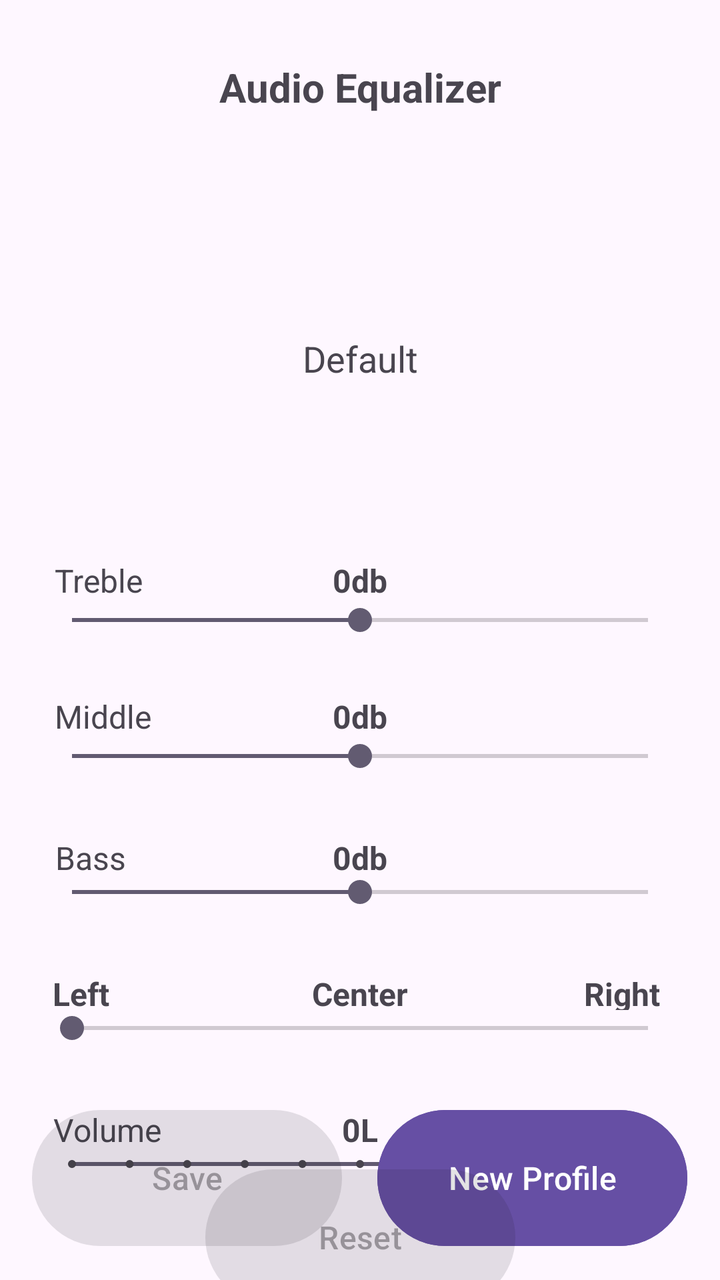
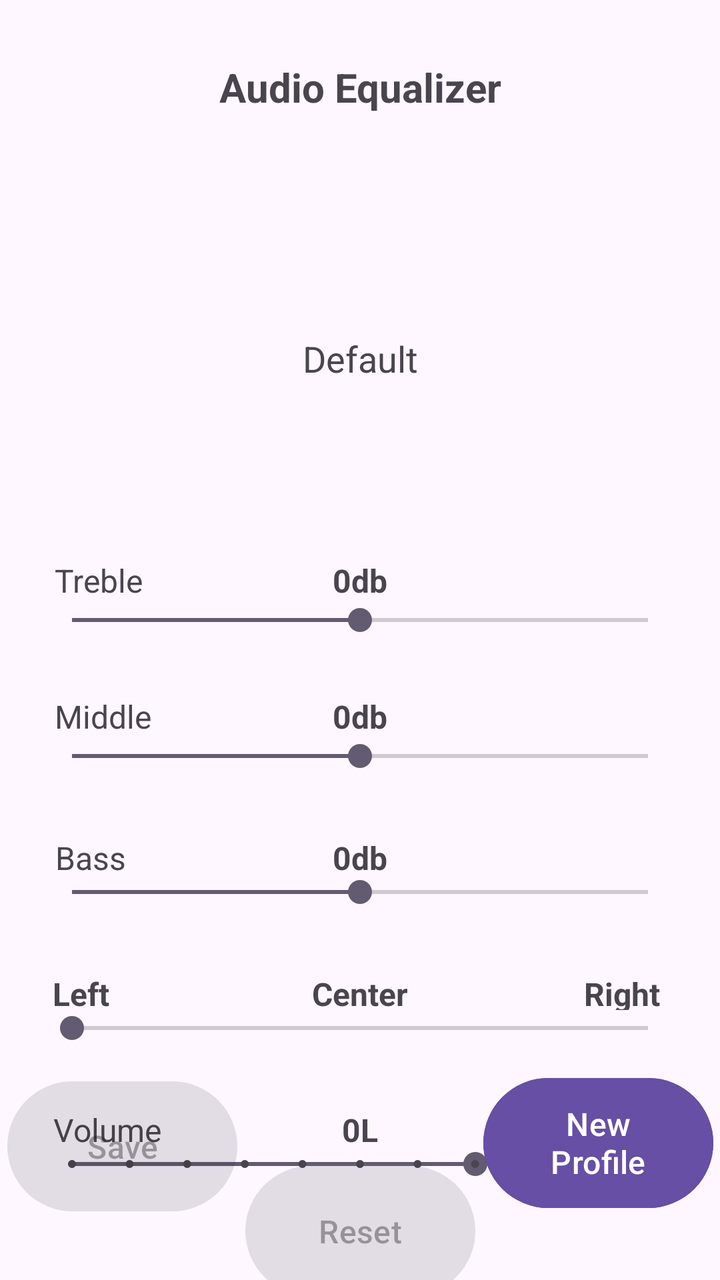

Compare the two renders of this Android layout. The source of the first and the diff that turns it into the second are given below.
<!-- AndroidManifest.xml: application theme Theme.AudioEqualizer -->
<!-- res/layout/activity_equalizer.xml -->
<?xml version="1.0" encoding="utf-8"?>
<androidx.constraintlayout.widget.ConstraintLayout xmlns:android="http://schemas.android.com/apk/res/android"
    xmlns:app="http://schemas.android.com/apk/res-auto"
    xmlns:tools="http://schemas.android.com/tools"
    android:id="@+id/main"
    android:layout_width="match_parent"
    android:layout_height="match_parent"
    android:foregroundTint="#0A0A0C"
    tools:context=".ui.EqualizerActivity">

    <TextView
        android:id="@+id/textView"
        android:layout_width="wrap_content"
        android:layout_height="wrap_content"
        android:layout_marginStart="8dp"
        android:layout_marginTop="30dp"
        android:layout_marginEnd="8dp"
        android:text="@string/app_name"
        android:textSize="20sp"
        android:textStyle="bold"
        app:layout_constraintEnd_toEndOf="parent"
        app:layout_constraintStart_toStartOf="parent"
        app:layout_constraintTop_toTopOf="parent" />

    <TextView
        android:id="@+id/profileSelected"
        android:layout_width="wrap_content"
        android:layout_height="wrap_content"
        android:text="@string/default_profile"
        android:textSize="18sp"
        app:layout_constraintBottom_toTopOf="@+id/seekBarTreble"
        app:layout_constraintEnd_toEndOf="parent"
        app:layout_constraintStart_toStartOf="parent"
        app:layout_constraintTop_toBottomOf="@+id/textView" />

    <SeekBar
        android:id="@+id/seekBarTreble"
        android:layout_width="match_parent"
        android:layout_height="wrap_content"
        android:layout_marginStart="20dp"
        android:layout_marginTop="244dp"
        android:layout_marginEnd="20dp"
        android:max="15"
        android:min="-15"
        app:layout_constraintEnd_toEndOf="parent"
        app:layout_constraintHorizontal_bias="0.0"
        app:layout_constraintStart_toStartOf="parent"
        app:layout_constraintTop_toBottomOf="@+id/textView" />

    <TextView
        android:id="@+id/textViewTreble"
        android:layout_width="wrap_content"
        android:layout_height="wrap_content"
        android:text="@string/default_db_value"
        android:textSize="16sp"
        android:textStyle="bold"
        app:layout_constraintBottom_toTopOf="@+id/seekBarTreble"
        app:layout_constraintEnd_toEndOf="parent"
        app:layout_constraintStart_toStartOf="parent"
        app:layout_constraintTop_toBottomOf="@+id/profileSelected"
        app:layout_constraintVertical_bias="1.0" />

    <TextView
        android:id="@+id/textViewTrebleName"
        android:layout_width="wrap_content"
        android:layout_height="wrap_content"
        android:text="@string/bar_treble_name"
        android:textSize="16sp"
        app:layout_constraintBottom_toTopOf="@+id/seekBarTreble"
        app:layout_constraintEnd_toEndOf="parent"
        app:layout_constraintHorizontal_bias="0.087"
        app:layout_constraintStart_toStartOf="parent"
        app:layout_constraintTop_toBottomOf="@+id/profileSelected"
        app:layout_constraintVertical_bias="1.0" />

    <SeekBar
        android:id="@+id/seekBarMid"
        android:layout_width="match_parent"
        android:layout_height="wrap_content"
        android:layout_marginStart="20dp"
        android:layout_marginTop="50dp"
        android:layout_marginEnd="20dp"
        android:max="15"
        android:min="-15"
        app:layout_constraintEnd_toEndOf="parent"
        app:layout_constraintHorizontal_bias="0.0"
        app:layout_constraintStart_toStartOf="parent"
        app:layout_constraintTop_toBottomOf="@+id/seekBarTreble" />

    <TextView
        android:id="@+id/textViewMid"
        android:layout_width="wrap_content"
        android:layout_height="wrap_content"
        android:text="@string/default_db_value"
        android:textSize="16sp"
        android:textStyle="bold"
        app:layout_constraintBottom_toTopOf="@+id/seekBarMid"
        app:layout_constraintEnd_toEndOf="parent"
        app:layout_constraintStart_toStartOf="parent"
        app:layout_constraintTop_toBottomOf="@+id/seekBarTreble"
        app:layout_constraintVertical_bias="1.0" />

    <TextView
        android:id="@+id/textViewMidName"
        android:layout_width="wrap_content"
        android:layout_height="wrap_content"
        android:text="@string/bar_mid_name"
        android:textSize="16sp"
        app:layout_constraintBottom_toTopOf="@+id/seekBarMid"
        app:layout_constraintEnd_toEndOf="parent"
        app:layout_constraintHorizontal_bias="0.088"
        app:layout_constraintStart_toStartOf="parent"
        app:layout_constraintTop_toBottomOf="@+id/seekBarTreble"
        app:layout_constraintVertical_bias="1.0" />

    <SeekBar
        android:id="@+id/seekBarBass"
        android:layout_width="match_parent"
        android:layout_height="wrap_content"
        android:layout_marginStart="20dp"
        android:layout_marginTop="50dp"
        android:layout_marginEnd="20dp"
        android:max="15"
        android:min="-15"
        app:layout_constraintEnd_toEndOf="parent"
        app:layout_constraintHorizontal_bias="0.0"
        app:layout_constraintStart_toStartOf="parent"
        app:layout_constraintTop_toBottomOf="@+id/seekBarMid" />

    <TextView
        android:id="@+id/textViewBass"
        android:layout_width="wrap_content"
        android:layout_height="19dp"
        android:text="@string/default_db_value"
        android:textSize="16sp"
        android:textStyle="bold"
        app:layout_constraintBottom_toTopOf="@+id/seekBarBass"
        app:layout_constraintEnd_toEndOf="parent"
        app:layout_constraintStart_toStartOf="parent"
        app:layout_constraintTop_toBottomOf="@+id/seekBarMid"
        app:layout_constraintVertical_bias="1.0" />

    <TextView
        android:id="@+id/textViewBassName"
        android:layout_width="wrap_content"
        android:layout_height="19dp"
        android:text="@string/bar_bass_name"
        android:textSize="16sp"
        app:layout_constraintBottom_toTopOf="@+id/seekBarBass"
        app:layout_constraintEnd_toEndOf="parent"
        app:layout_constraintHorizontal_bias="0.085"
        app:layout_constraintStart_toStartOf="parent"
        app:layout_constraintTop_toBottomOf="@+id/seekBarMid"
        app:layout_constraintVertical_bias="1.0" />

    <SeekBar
        android:id="@+id/seekBarBalance"
        android:layout_width="match_parent"
        android:layout_height="wrap_content"
        android:layout_marginStart="20dp"
        android:layout_marginTop="50dp"
        android:layout_marginEnd="20dp"
        android:max="10"
        android:min="0"
        app:layout_constraintEnd_toEndOf="parent"
        app:layout_constraintHorizontal_bias="1.0"
        app:layout_constraintStart_toStartOf="parent"
        app:layout_constraintTop_toBottomOf="@+id/seekBarBass" />

    <TextView
        android:id="@+id/textViewBalance"
        android:layout_width="wrap_content"
        android:layout_height="19dp"
        android:text="@string/default_pan_value"
        android:textSize="16sp"
        android:textStyle="bold"
        app:layout_constraintBottom_toTopOf="@+id/seekBarBalance"
        app:layout_constraintEnd_toEndOf="parent"
        app:layout_constraintStart_toStartOf="parent"
        app:layout_constraintTop_toBottomOf="@+id/seekBarBass"
        app:layout_constraintVertical_bias="1.0" />

    <TextView
        android:id="@+id/textViewBalanceR"
        android:layout_width="wrap_content"
        android:layout_height="19dp"
        android:text="@string/balance_Right"
        android:textSize="16sp"
        android:textStyle="bold"
        app:layout_constraintBottom_toTopOf="@+id/seekBarBalance"
        app:layout_constraintEnd_toEndOf="parent"
        app:layout_constraintHorizontal_bias="0.907"
        app:layout_constraintStart_toStartOf="parent"
        app:layout_constraintTop_toBottomOf="@+id/seekBarBass"
        app:layout_constraintVertical_bias="1.0" />

    <TextView
        android:id="@+id/textViewBalanceL"
        android:layout_width="wrap_content"
        android:layout_height="19dp"
        android:text="@string/balance_left"
        android:textSize="16sp"
        android:textStyle="bold"
        app:layout_constraintBottom_toTopOf="@+id/seekBarBalance"
        app:layout_constraintEnd_toEndOf="parent"
        app:layout_constraintHorizontal_bias="0.079"
        app:layout_constraintStart_toStartOf="parent"
        app:layout_constraintTop_toBottomOf="@+id/seekBarBass"
        app:layout_constraintVertical_bias="1.0" />

    <SeekBar
        android:id="@+id/seekBarVolume"
        style="@style/Widget.AppCompat.SeekBar.Discrete"
        android:layout_width="0dp"
        android:layout_height="wrap_content"
        android:layout_marginStart="20dp"
        android:layout_marginTop="50dp"
        android:layout_marginEnd="20dp"
        android:max="10"
        android:progress="7"
        app:layout_constraintEnd_toEndOf="parent"
        app:layout_constraintStart_toStartOf="parent"
        app:layout_constraintTop_toBottomOf="@+id/seekBarBalance" />

    <TextView
        android:id="@+id/textViewVolume"
        android:layout_width="wrap_content"
        android:layout_height="19dp"
        android:layout_marginTop="12dp"
        android:text="@string/default_volume_value"
        android:textSize="16sp"
        android:textStyle="bold"
        app:layout_constraintBottom_toTopOf="@+id/seekBarVolume"
        app:layout_constraintEnd_toEndOf="parent"
        app:layout_constraintStart_toStartOf="parent"
        app:layout_constraintTop_toBottomOf="@+id/seekBarBalance"
        app:layout_constraintVertical_bias="1.0" />

    <TextView
        android:id="@+id/textViewVolumeName"
        android:layout_width="wrap_content"
        android:layout_height="19dp"
        android:layout_marginTop="12dp"
        android:text="@string/volume_name"
        android:textSize="16sp"
        app:layout_constraintBottom_toTopOf="@+id/seekBarVolume"
        app:layout_constraintEnd_toEndOf="parent"
        app:layout_constraintHorizontal_bias="0.087"
        app:layout_constraintStart_toStartOf="parent"
        app:layout_constraintTop_toBottomOf="@+id/seekBarBalance"
        app:layout_constraintVertical_bias="1.0" />

    <Button
        android:id="@+id/save"
        android:layout_width="155dp"
        android:layout_height="76dp"
        android:enabled="false"
        android:text="@string/save_button"
        android:textSize="16sp"
        app:layout_constraintBottom_toBottomOf="parent"
        app:layout_constraintEnd_toEndOf="parent"
        app:layout_constraintHorizontal_bias="0.078"
        app:layout_constraintStart_toStartOf="parent"
        app:layout_constraintTop_toBottomOf="@+id/seekBarBass"
        app:layout_constraintVertical_bias="0.881" />

    <Button
        android:id="@+id/newProfile"
        android:layout_width="155dp"
        android:layout_height="76dp"
        android:backgroundTint="#664FA4"
        android:enabled="true"
        android:text="@string/new_profile_button"
        android:textSize="16sp"
        app:layout_constraintBottom_toBottomOf="parent"
        app:layout_constraintEnd_toEndOf="parent"
        app:layout_constraintHorizontal_bias="0.921"
        app:layout_constraintStart_toStartOf="parent"
        app:layout_constraintTop_toBottomOf="@+id/seekBarBass"
        app:layout_constraintVertical_bias="0.881" />

    <Button
        android:id="@+id/reset"
        android:layout_width="155dp"
        android:layout_height="76dp"
        android:enabled="false"
        android:text="@string/reset_button"
        android:textSize="16sp"
        app:layout_constraintBottom_toBottomOf="parent"
        app:layout_constraintEnd_toEndOf="parent"
        app:layout_constraintHorizontal_bias="0.501"
        app:layout_constraintStart_toStartOf="parent"
        app:layout_constraintTop_toBottomOf="@+id/seekBarVolume"
        app:layout_constraintVertical_bias="0.389" />

</androidx.constraintlayout.widget.ConstraintLayout>
<!-- resources referenced by this layout -->
<resources>
  <string name="app_name">Audio Equalizer</string>
  <string name="balance_Right">Right</string>
  <string name="balance_left">Left</string>
  <string name="bar_bass_name">Bass</string>
  <string name="bar_mid_name">Middle</string>
  <string name="bar_treble_name">Treble</string>
  <string name="default_db_value">0db</string>
  <string name="default_pan_value">Center</string>
  <string name="default_profile">Default</string>
  <string name="default_volume_value">0L</string>
  <string name="new_profile_button">New Profile</string>
  <string name="reset_button">Reset</string>
  <string name="save_button">Save</string>
  <string name="volume_name">Volume</string>
  <style name="Theme.AudioEqualizer" parent="Base.Theme.AudioEqualizer" />
  <style name="Base.Theme.AudioEqualizer" parent="Theme.Material3.DayNight.NoActionBar">
          
          
      </style>
</resources>

<!-- the commit's change to res/layout/activity_equalizer.xml (unified diff, before → after) -->
@@ -252,45 +252,45 @@
 
     <Button
         android:id="@+id/save"
-        android:layout_width="155dp"
-        android:layout_height="76dp"
+        android:layout_width="115dp"
+        android:layout_height="73dp"
+        android:layout_marginBottom="32dp"
         android:enabled="false"
         android:text="@string/save_button"
         android:textSize="16sp"
         app:layout_constraintBottom_toBottomOf="parent"
-        app:layout_constraintEnd_toEndOf="parent"
-        app:layout_constraintHorizontal_bias="0.078"
-        app:layout_constraintStart_toStartOf="parent"
-        app:layout_constraintTop_toBottomOf="@+id/seekBarBass"
-        app:layout_constraintVertical_bias="0.881" />
+        app:layout_constraintEnd_toStartOf="@+id/reset"
+        app:layout_constraintHorizontal_bias="0.47"
+        app:layout_constraintStart_toStartOf="parent"
+        app:layout_constraintTop_toBottomOf="@+id/seekBarVolume"
+        app:layout_constraintVertical_bias="0.971" />
 
     <Button
         android:id="@+id/newProfile"
-        android:layout_width="155dp"
-        android:layout_height="76dp"
+        android:layout_width="115dp"
+        android:layout_height="73dp"
+        android:layout_marginBottom="32dp"
         android:backgroundTint="#664FA4"
         android:enabled="true"
         android:text="@string/new_profile_button"
         android:textSize="16sp"
         app:layout_constraintBottom_toBottomOf="parent"
         app:layout_constraintEnd_toEndOf="parent"
-        app:layout_constraintHorizontal_bias="0.921"
-        app:layout_constraintStart_toStartOf="parent"
-        app:layout_constraintTop_toBottomOf="@+id/seekBarBass"
-        app:layout_constraintVertical_bias="0.881" />
+        app:layout_constraintHorizontal_bias="0.565"
+        app:layout_constraintStart_toEndOf="@+id/reset"
+        app:layout_constraintTop_toBottomOf="@+id/seekBarVolume"
+        app:layout_constraintVertical_bias="1.0" />
 
     <Button
         android:id="@+id/reset"
-        android:layout_width="155dp"
-        android:layout_height="76dp"
+        android:layout_width="115dp"
+        android:layout_height="73dp"
         android:enabled="false"
         android:text="@string/reset_button"
         android:textSize="16sp"
         app:layout_constraintBottom_toBottomOf="parent"
         app:layout_constraintEnd_toEndOf="parent"
-        app:layout_constraintHorizontal_bias="0.501"
-        app:layout_constraintStart_toStartOf="parent"
-        app:layout_constraintTop_toBottomOf="@+id/seekBarVolume"
-        app:layout_constraintVertical_bias="0.389" />
+        app:layout_constraintStart_toStartOf="parent"
+        app:layout_constraintTop_toBottomOf="@+id/seekBarVolume" />
 
 </androidx.constraintlayout.widget.ConstraintLayout>
